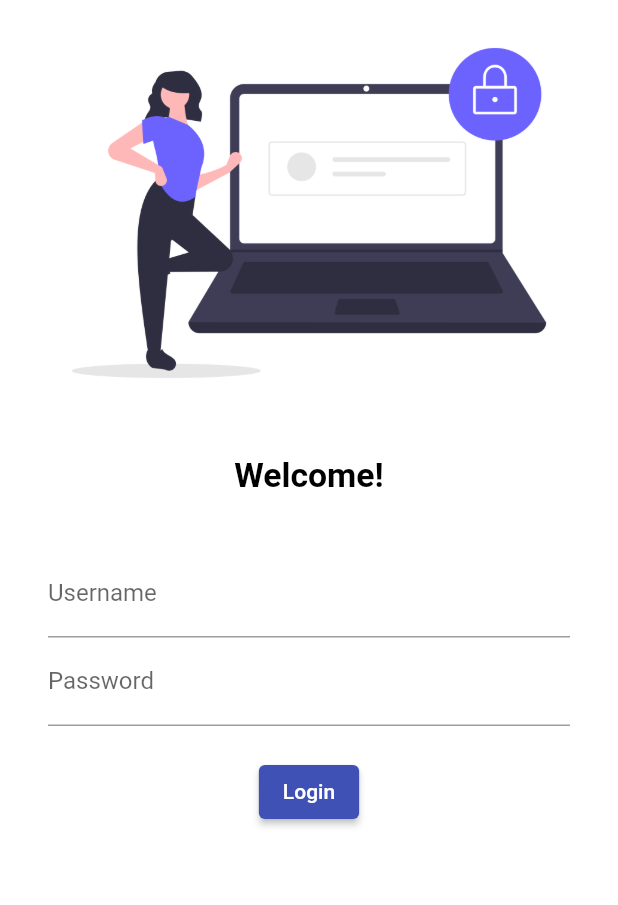
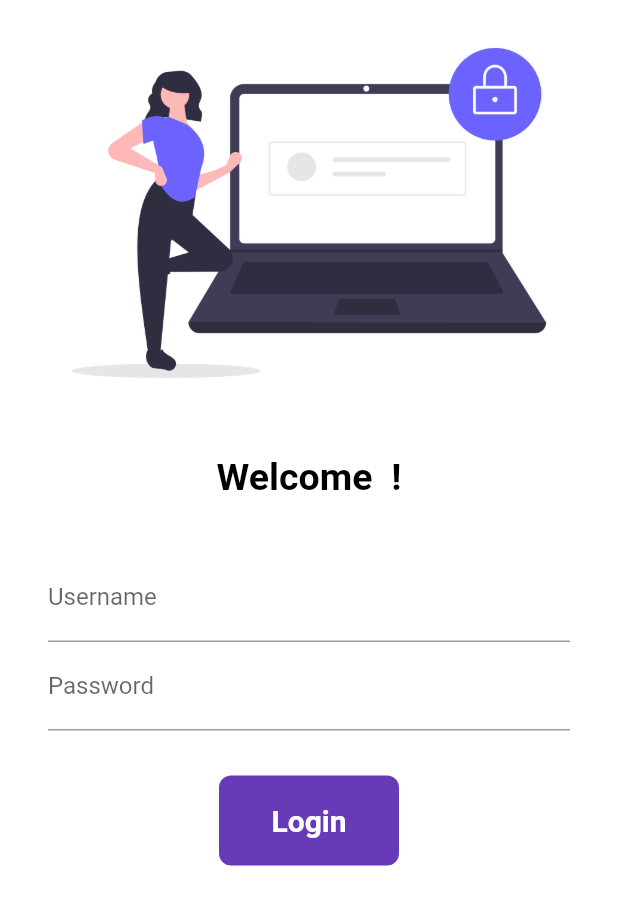
Before and after one commit to nishantnz/catalog_app, a Flutter app: the screen it shows after launch, on a phone screen of 412 x 824 dp. Shown: the top 905 px of the screen. Run offline on Flutter 3.47's test engine with Material 2 defaults, Android fonts, the phone set to English and light mode, and no system bars; our stand-ins replace google_fonts; Roboto replaces fonts that are missing (Lateef).

Commit message:
made it stateful and animated button

```diff
--- a/lib/pages/login.dart
+++ b/lib/pages/login.dart
@@ -1,12 +1,21 @@
 // ignore_for_file: prefer_const_constructors
 
+import 'package:catalog_app/utils/routes.dart';
 import 'package:flutter/material.dart';
 
-class LoginPage extends StatelessWidget {
+class LoginPage extends StatefulWidget {
+  @override
+  State<LoginPage> createState() => _LoginPageState();
+}
+
+class _LoginPageState extends State<LoginPage> {
+  String name = "";
+  bool changeButton = false;
   @override
   Widget build(BuildContext context) {
     return Material(
         color: Colors.white,
+        child: SingleChildScrollView(
           child: Column(
             //mainAxisAlignment: MainAxisAlignment.center,
             children: [
@@ -18,10 +27,10 @@ class LoginPage extends StatelessWidget {
                 height: 20,
               ),
               Text(
-              "Welcome!",
+                "Welcome $name !",
                 style: TextStyle(
                   color: Color.fromARGB(255, 0, 0, 0),
-                fontSize: 22.5,
+                  fontSize: 25,
                   fontWeight: FontWeight.bold,
                 ),
               ),
@@ -29,12 +38,17 @@ class LoginPage extends StatelessWidget {
                 height: 20,
               ),
               Padding(
-              padding: const EdgeInsets.symmetric(vertical: 16, horizontal: 32),
+                padding:
+                    const EdgeInsets.symmetric(vertical: 16, horizontal: 32),
                 child: Column(
                   children: [
                     TextFormField(
                       decoration: InputDecoration(
                           hintText: "Enter Username:", labelText: "Username"),
+                      onChanged: (value) {
+                        name = value;
+                        setState(() {});
+                      },
                     ),
                     //password
                     TextFormField(
@@ -43,13 +57,62 @@ class LoginPage extends StatelessWidget {
                           hintText: "Enter Password:", labelText: "Password"),
                     ),
                     SizedBox(
-                    height: 20,
+                      height: 30,
                     ),
-                  ElevatedButton(onPressed: (() {}), child: Text("Login"))
+                    InkWell(
+                      onTap: () async {
+                        setState(() {
+                          changeButton = true;
+                        });
+                        await Future.delayed(
+                          Duration(seconds: 1),
+                        );
+                        Navigator.pushNamed(context, MyRoutes.homePage);
+                      },
+                      child: AnimatedContainer(
+                        duration: Duration(seconds: 1),
+                        height: 60,
+                        width: changeButton ? 60 : 120,
+                        alignment: Alignment.center,
+                        child: changeButton
+                            ? Icon(
+                                Icons.done,
+                                color: Colors.white,
+                              )
+                            : Text(
+                                "Login",
+                                style: TextStyle(
+                                    color: Colors.white,
+                                    fontSize: 20,
+                                    fontWeight: FontWeight.bold),
+                              ),
+                        decoration: BoxDecoration(
+                          color: Colors.deepPurple,
+                          // shape: changeButton
+                          //     ? BoxShape.circle
+                          //     : BoxShape.rectangle,
+                          borderRadius:
+                              BorderRadius.circular(changeButton ? 60 : 8),
+                        ),
+                      ),
+                    )
+                    // ElevatedButton(
+                    //   onPressed: (() {
+                    //     Navigator.pushNamed(context, MyRoutes.homePage);
+                    //   }),
+                    //   child: Text(
+                    //     "Login",
+                    //     style: TextStyle(fontSize: 20),
+                    //   ),
+                    //   style: TextButton.styleFrom(
+                    //     minimumSize: Size(120, 50),
+                    //   ),
+                    // )
                   ],
                 ),
               )
             ],
+          ),
         ));
   }
 }
```
Lines whose indentation alone changed are shown as unchanged.
